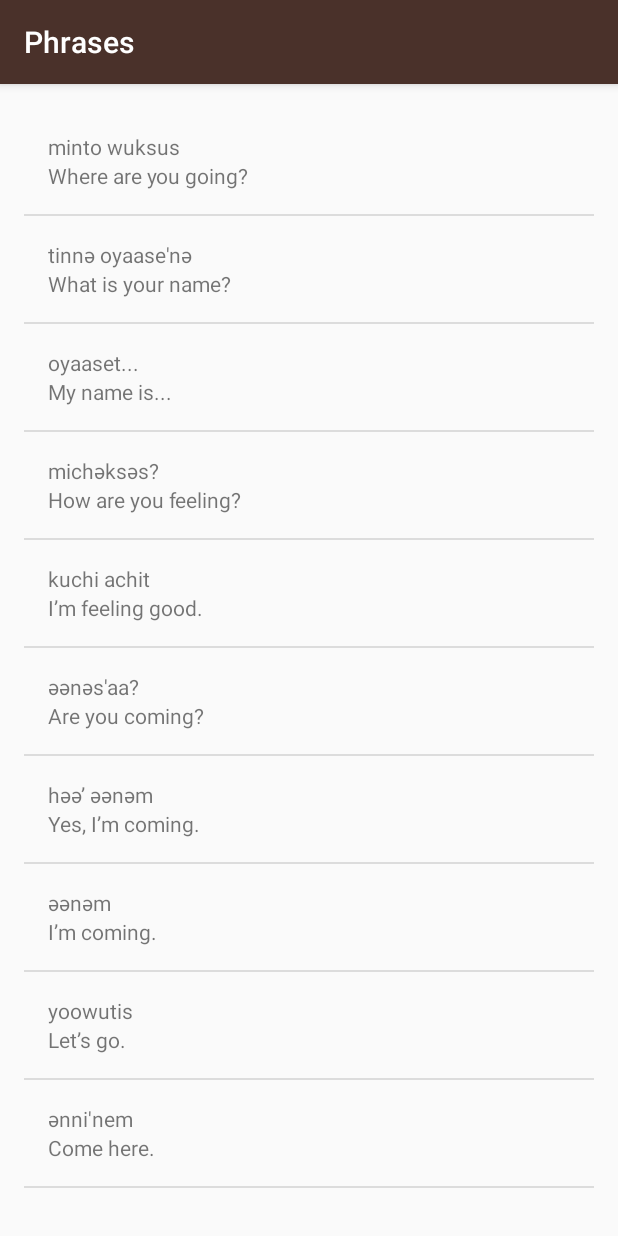
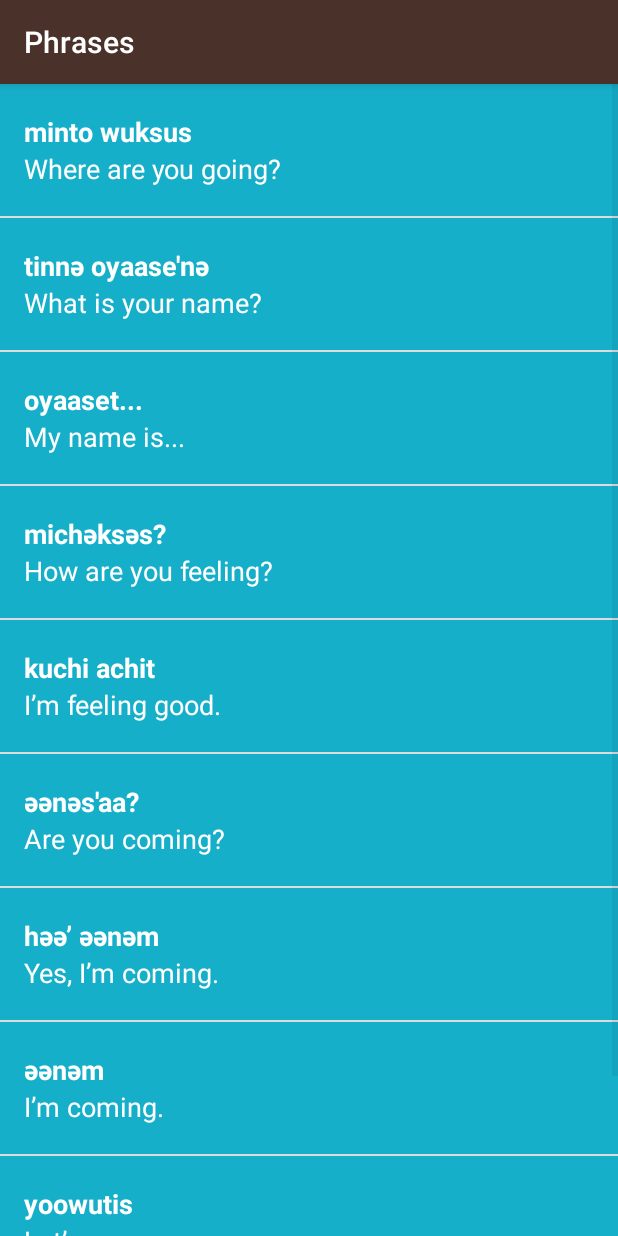
Before and after one commit to m-sonofben/Miwok, an Android app: the PhrasesActivity screen opened directly, with no data from a screen before it, on a phone screen of 412 x 824 dp. Run offline under Robolectric (Android 15) with nearby library versions, the phone set to English and light mode, and no system bars.

Commit message:
Lesson 3 & 4 completed:
Adding images

Changing layout to accommodate images

Modify adaptor and word object to allow color reources

Set dynamic background colors

```diff
--- a/app/src/main/java/com/example/android/miwok/PhrasesActivity.java
+++ b/app/src/main/java/com/example/android/miwok/PhrasesActivity.java
@@ -29,7 +29,7 @@ public class PhrasesActivity extends AppCompatActivity {
         phrasesWords.add(new Word("Come here.", "әnni'nem"));
 
 
-        WordAdapter adapter = new WordAdapter(this, phrasesWords);
+        WordAdapter adapter = new WordAdapter(this, phrasesWords, R.color.category_phrases);
 
         ListView listView = (ListView) findViewById(R.id.list);
 
--- a/app/src/main/java/com/example/android/miwok/Word.java
+++ b/app/src/main/java/com/example/android/miwok/Word.java
@@ -9,9 +9,19 @@ public class Word {
 
     private String mMiwokTranslation;
 
+    private int mImageResourceId = NO_IMAGE_PROVIDED;
+
+    private static final int NO_IMAGE_PROVIDED = -1;
+
     public Word(String englishTranslation, String miwokTranslation) {
         mEnglishTranslation = englishTranslation;
         mMiwokTranslation = miwokTranslation;
+    }
+
+    public Word(String englishTranslation, String miwokTranslation, int imageResourceId) {
+        mEnglishTranslation = englishTranslation;
+        mMiwokTranslation = miwokTranslation;
+        mImageResourceId = imageResourceId;
     }
 
     public String getEnglishTranslation() {
@@ -21,4 +31,12 @@ public class Word {
     public String getMiwokTranslation() {
         return mMiwokTranslation;
     }
+
+    public int getImageResourceId() {
+        return mImageResourceId;
+    }
+
+    public boolean hasImage() {
+        return mImageResourceId != NO_IMAGE_PROVIDED;
+    }
 }
--- a/app/src/main/java/com/example/android/miwok/WordAdapter.java
+++ b/app/src/main/java/com/example/android/miwok/WordAdapter.java
@@ -6,21 +6,28 @@ import android.view.LayoutInflater;
 import android.view.View;
 import android.view.ViewGroup;
 import android.widget.ArrayAdapter;
+import android.widget.ImageView;
 import android.widget.TextView;
 
 import androidx.annotation.NonNull;
 import androidx.annotation.Nullable;
+import androidx.core.content.ContextCompat;
 
 import java.util.ArrayList;
 
 public class WordAdapter extends ArrayAdapter<Word> {
 
-    public WordAdapter(Activity context, ArrayList<Word> numberWords) {
+    private int mcolorResourceId;
+
+    public WordAdapter(Activity context, ArrayList<Word> numberWords, int colorResourceId) {
+
+
         // Here, we initialize the ArrayAdapter's internal storage for the context and the list.
         // the second argument is used when the ArrayAdapter is populating a single TextView.
-        // Because this is a custom adapter for two TextViews and an ImageView, the adapter is not
+        // Because this is a custom adapter for two TextViews, the adapter is not
         // going to use this second argument, so it can be any value. Here, we used 0.
         super(context, 0, numberWords);
+        mcolorResourceId = colorResourceId;
     }
 
     @NonNull
@@ -46,6 +53,31 @@ public class WordAdapter extends ArrayAdapter<Word> {
         // Get english translation from current word object and set text on the english TextView
         englishTextView.setText(currentWord.getEnglishTranslation());
 
+        // Find the ImageView in the list_item.xml layout with the ID list_item_icon
+        ImageView iconView = (ImageView) listItemView.findViewById(R.id.image);
+
+        //Check if Word object has image associated with it.
+        if(currentWord.hasImage()) {
+            iconView.setImageResource(currentWord.getImageResourceId());
+
+            //If YES set visibility to VISIBLE
+            iconView.setVisibility(View.VISIBLE);
+        }
+        else {
+            //If NO set visibility to GONE
+            iconView.setVisibility(View.GONE);
+        }
+
+        //Set the theme color for the list item
+        View textContainer = listItemView.findViewById(R.id.text_container);
+
+        //find the color that the resource ID maps to
+        int color = ContextCompat.getColor(getContext(), mcolorResourceId);
+
+        //Set the background color of the text container View
+        textContainer.setBackgroundColor(color);
+
+
         // Return the whole list item layout (containing 2 TextViews)
         // so that it can be shown in the ListView
         return listItemView;
--- a/app/src/main/res/layout/list_item.xml
+++ b/app/src/main/res/layout/list_item.xml
@@ -1,24 +1,46 @@
 <?xml version="1.0" encoding="utf-8"?>
 <LinearLayout
     xmlns:android="http://schemas.android.com/apk/res/android"
-    xmlns:tools="http://schemas.android.com/tools"
     android:layout_width="match_parent"
-    android:layout_height="match_parent"
-    android:orientation="vertical"
-    android:padding="16dp">
+    android:layout_height="wrap_content"
+    android:orientation="horizontal"
+    android:minHeight="@dimen/list_item_height"
+    android:background="@color/tan_background">
+
+    <ImageView
+        android:id="@+id/image"
+        android:layout_width="@dimen/list_item_height"
+        android:layout_height="@dimen/list_item_height"
+        />
+
+    <LinearLayout
+        android:id="@+id/text_container"
+        android:layout_width="match_parent"
+        android:layout_height="match_parent"
+        android:orientation="vertical"
+        android:paddingLeft="16dp">
 
     <TextView
         android:id="@+id/miwok_text_view"
         android:layout_width="match_parent"
-        android:layout_height="wrap_content"
-        tools:text="lutti"
+        android:layout_height="0dp"
+        android:textAppearance="?android:textAppearanceMedium"
+        android:textColor="@android:color/white"
+        android:textStyle="bold"
+        android:layout_weight="1"
+        android:gravity="bottom"
         />
 
     <TextView
         android:id="@+id/english_text_view"
         android:layout_width="match_parent"
-        android:layout_height="wrap_content"
-        tools:text="one"
+        android:layout_height="0dp"
+        android:textAppearance="?android:textAppearanceMedium"
+        android:textColor="@android:color/white"
+        android:layout_weight="1"
+        android:gravity="top"
         />
 
+    </LinearLayout>
+
 </LinearLayout>
--- a/app/src/main/res/layout/word_list.xml
+++ b/app/src/main/res/layout/word_list.xml
@@ -3,10 +3,7 @@
     xmlns:android="http://schemas.android.com/apk/res/android"
     android:layout_width="match_parent"
     android:layout_height="match_parent"
-    android:paddingBottom="@dimen/activity_vertical_margin"
-    android:paddingLeft="@dimen/activity_horizontal_margin"
-    android:paddingRight="@dimen/activity_horizontal_margin"
-    android:paddingTop="@dimen/activity_vertical_margin"
+
 
     android:id="@+id/list">
 
--- a/app/src/main/res/values/dimens.xml
+++ b/app/src/main/res/values/dimens.xml
@@ -16,6 +16,4 @@
     <!-- Height of each list item -->
     <dimen name="list_item_height">88dp</dimen>
     <!-- Default screen margins, per the Android Design guidelines. -->
-    <dimen name="activity_horizontal_margin">16dp</dimen>
-    <dimen name="activity_vertical_margin">16dp</dimen>
 </resources>
```
Also changed, not shown: app/src/main/java/com/example/android/miwok/ColorsActivity.java (+9 -9 lines), app/src/main/java/com/example/android/miwok/FamilyActivity.java (+11 -11 lines), app/src/main/java/com/example/android/miwok/NumbersActivity.java (+11 -11 lines), app/src/main/res/values-w820dp/dimens.xml (deleted, +0 -20 lines).
